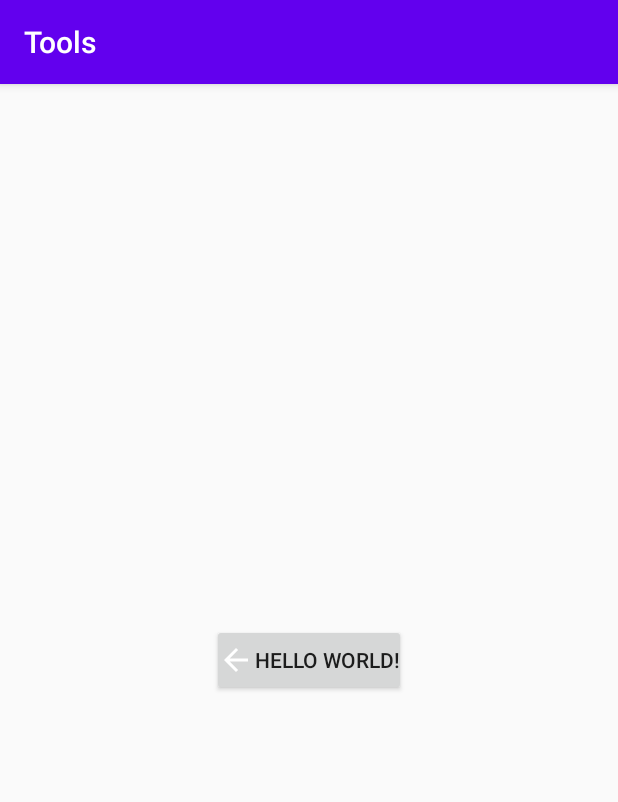
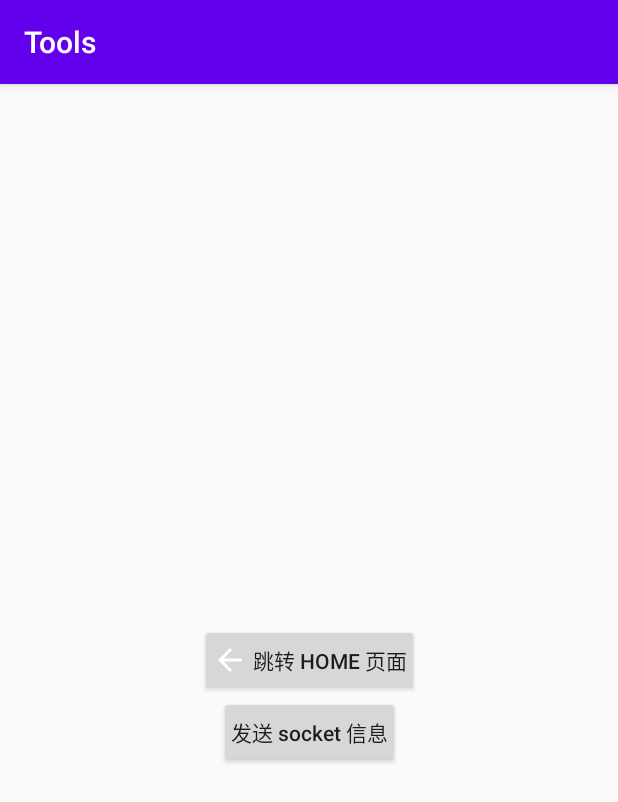
Before and after one commit to xiaoerMr/Tools, an Android app: the screen it shows after launch (MainActivity), on a phone screen of 412 x 824 dp. Shown: the top 802 px of the screen. Run offline under Robolectric (Android 15) with nearby library versions, the phone set to English and light mode, and no system bars; network calls fail; 1 statement that could not run was skipped.

Commit message:
添加socket

```diff
--- a/app/build.gradle
+++ b/app/build.gradle
@@ -30,6 +30,8 @@ dependencies {
     implementation 'androidx.core:core-ktx:1.3.2'
     implementation 'androidx.appcompat:appcompat:1.2.0'
     implementation 'androidx.constraintlayout:constraintlayout:2.0.2'
+    implementation 'androidx.lifecycle:lifecycle-runtime-ktx:2.3.0-beta01'
+
     implementation project(path: ':utils')
 
 }
--- a/app/src/main/AndroidManifest.xml
+++ b/app/src/main/AndroidManifest.xml
@@ -1,7 +1,7 @@
 <?xml version="1.0" encoding="utf-8"?>
 <manifest xmlns:android="http://schemas.android.com/apk/res/android"
     package="com.sai.tools">
-
+<uses-permission android:name="android.permission.INTERNET"/>
     <application
         android:allowBackup="true"
         android:label="@string/app_name"
--- a/app/src/main/java/com/sai/tools/MainActivity.kt
+++ b/app/src/main/java/com/sai/tools/MainActivity.kt
@@ -3,24 +3,48 @@ package com.sai.tools
 import android.content.Intent
 import androidx.appcompat.app.AppCompatActivity
 import android.os.Bundle
-import com.sai.utils.event.LiveDataBus
+import androidx.lifecycle.lifecycleScope
 import com.sai.utils.event.LiveEventBus
-import com.sai.utils.file.FileUtils
 import com.sai.utils.log.LogUtils
+import com.sai.utils.socket.SocketUtils
 import com.sai.utils.toast.ToastUtils
 import kotlinx.android.synthetic.main.activity_main.*
+import kotlinx.coroutines.Dispatchers
+import kotlinx.coroutines.launch
 
 class MainActivity : AppCompatActivity() {
+    private var socketUtils: SocketUtils? = null
+
     override fun onCreate(savedInstanceState: Bundle?) {
         super.onCreate(savedInstanceState)
         setContentView(R.layout.activity_main)
 
+//       ---- LiveEventBus示例 ----
         LiveEventBus.get().with(Event_Type_Test)
 //        LiveDataBus.with<String>(Event_Type_Test)
             .observe(this, { ToastUtils.display(this, "---LiveDataBus--> $it") })
 
-        LogUtils.e("RootPath = ${FileUtils.getRootPath(this)}")
+        button.setOnClickListener {
+            startActivity(Intent(this, HomeActivity::class.java))
+        }
 
-        button.setOnClickListener { startActivity(Intent(this, HomeActivity::class.java)) }
+//        LogUtils.e("RootPath = ${FileUtils.getRootPath(this)}")
+
+//       ---- socket 示例 ----
+        lifecycleScope.launch(Dispatchers.IO) {
+             socketUtils = SocketUtils("192.168.0.105", 8090)
+
+            while (true) {
+                socketUtils!!.receive()?.let {
+                    LogUtils.e(it)
+                }
+            }
+        }
+
+        send_socket.setOnClickListener {
+            lifecycleScope.launch(Dispatchers.IO) {
+                socketUtils?.send("iii")
+            }
+        }
     }
 }
--- a/app/src/main/res/layout/activity_main.xml
+++ b/app/src/main/res/layout/activity_main.xml
@@ -11,12 +11,24 @@
         android:layout_width="wrap_content"
         android:layout_height="wrap_content"
         android:drawableLeft="@drawable/abc_vector_test"
-        android:padding="4dp"
-        android:text="Hello World!"
+        android:padding="8dp"
+        android:text=" 跳转 home 页面"
         app:layout_constraintBottom_toBottomOf="parent"
         app:layout_constraintLeft_toLeftOf="parent"
         app:layout_constraintRight_toRightOf="parent"
         app:layout_constraintTop_toTopOf="parent" />
 
 
+    <Button
+        android:id="@+id/send_socket"
+        android:layout_width="wrap_content"
+        android:layout_height="wrap_content"
+        android:padding="8dp"
+        android:text="发送 socket 信息"
+        android:textAllCaps="false"
+        app:layout_constraintLeft_toLeftOf="parent"
+        app:layout_constraintRight_toRightOf="parent"
+        app:layout_constraintTop_toBottomOf="@id/button"/>
+
+
 </androidx.constraintlayout.widget.ConstraintLayout>
```
Also changed, not shown: utils/src/main/java/com/sai/utils/socket/SocketUtils.kt (added, +59 -0 lines).
